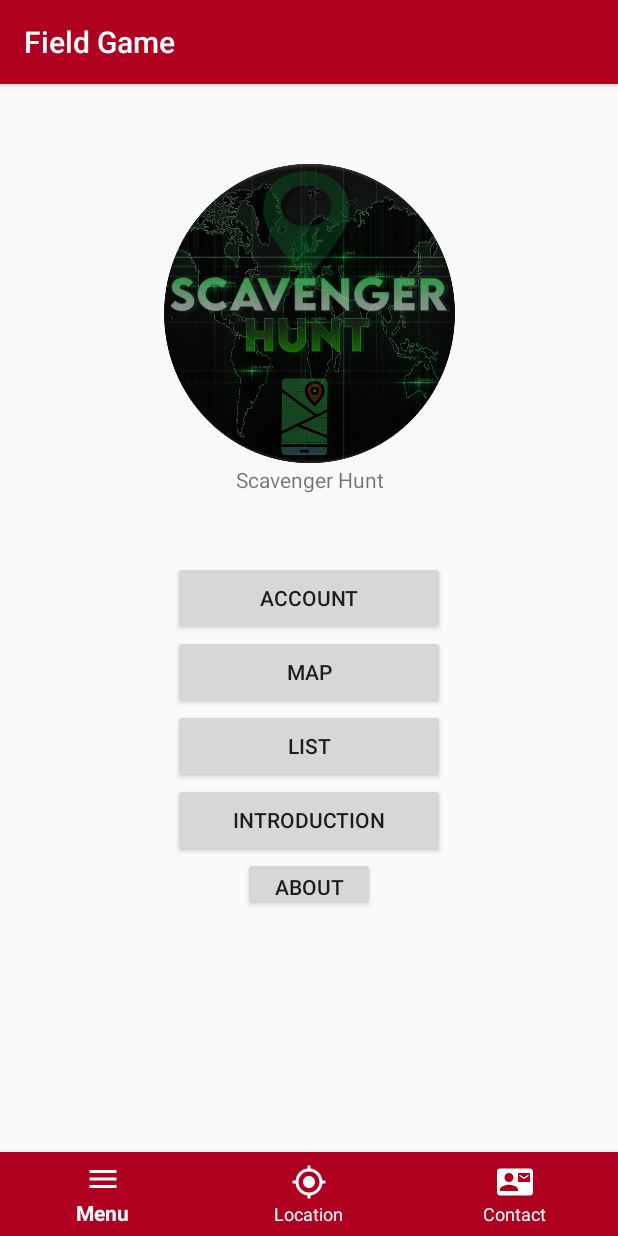
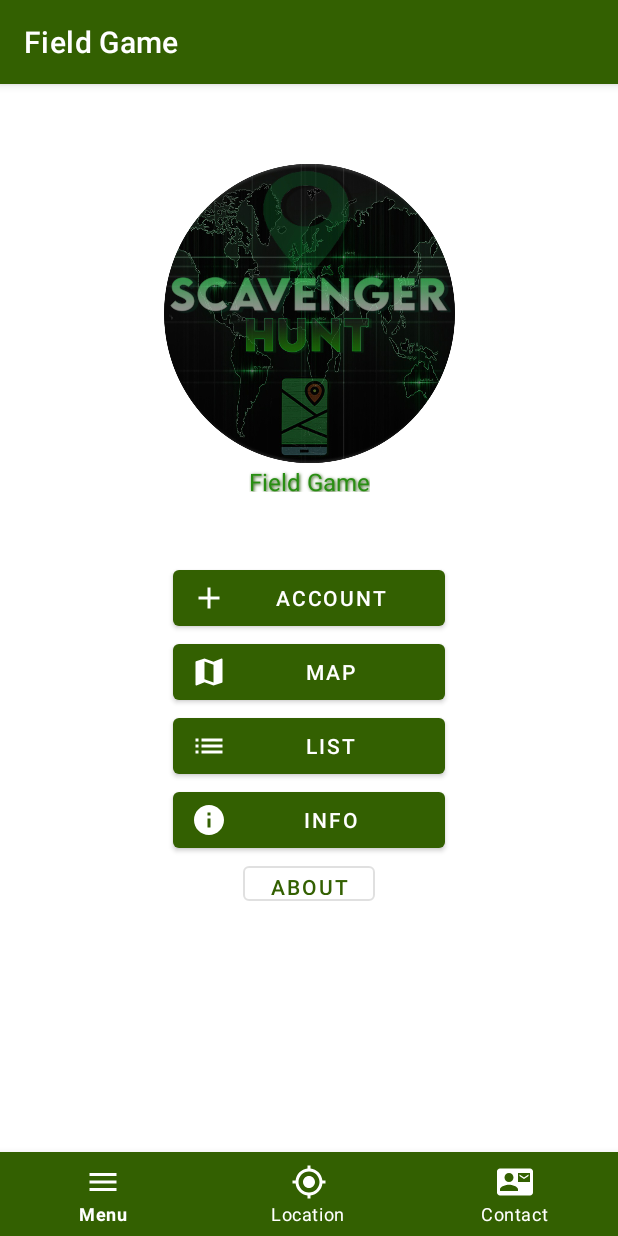
Before and after one commit to ZacShaw/Mobile_Group_Project, an Android app: the screen it shows after launch (MainActivity), on a phone screen of 412 x 824 dp. Run offline under Robolectric (Android 15) with nearby library versions, the phone set to English and light mode, and no system bars; libraries missing offline, so code that uses them is left out: androidx.constraintlayout.solver.

Commit message:
Updated styles
Updated styles and some changes

```diff
--- a/app/src/main/java/ca/gbc/comp3074/assignment2/MainActivity.java
+++ b/app/src/main/java/ca/gbc/comp3074/assignment2/MainActivity.java
@@ -43,6 +43,10 @@ public class MainActivity extends AppCompatActivity {
 
 
 
+
+
+
+
     public void about(View view) {
         Intent intent = new Intent(this, AboutView.class);
         startActivity(intent);
--- /dev/null
+++ b/app/src/main/res/drawable/ic_add.xml
@@ -0,0 +1,5 @@
+<vector android:height="24dp" android:tint="#F6F6F6"
+    android:viewportHeight="24" android:viewportWidth="24"
+    android:width="24dp" xmlns:android="http://schemas.android.com/apk/res/android">
+    <path android:fillColor="@android:color/white" android:pathData="M19,13h-6v6h-2v-6H5v-2h6V5h2v6h6v2z"/>
+</vector>
--- /dev/null
+++ b/app/src/main/res/drawable/ic_info.xml
@@ -0,0 +1,5 @@
+<vector android:height="24dp" android:tint="#F6F6F6"
+    android:viewportHeight="24" android:viewportWidth="24"
+    android:width="24dp" xmlns:android="http://schemas.android.com/apk/res/android">
+    <path android:fillColor="@android:color/white" android:pathData="M12,2C6.48,2 2,6.48 2,12s4.48,10 10,10 10,-4.48 10,-10S17.52,2 12,2zM13,17h-2v-6h2v6zM13,9h-2L11,7h2v2z"/>
+</vector>
--- /dev/null
+++ b/app/src/main/res/drawable/ic_list.xml
@@ -0,0 +1,5 @@
+<vector android:height="24dp" android:tint="#F6F6F6"
+    android:viewportHeight="24" android:viewportWidth="24"
+    android:width="24dp" xmlns:android="http://schemas.android.com/apk/res/android">
+    <path android:fillColor="@android:color/white" android:pathData="M3,13h2v-2L3,11v2zM3,17h2v-2L3,15v2zM3,9h2L5,7L3,7v2zM7,13h14v-2L7,11v2zM7,17h14v-2L7,15v2zM7,7v2h14L21,7L7,7z"/>
+</vector>
--- /dev/null
+++ b/app/src/main/res/drawable/ic_map.xml
@@ -0,0 +1,5 @@
+<vector android:height="24dp" android:tint="#F6F6F6"
+    android:viewportHeight="24" android:viewportWidth="24"
+    android:width="24dp" xmlns:android="http://schemas.android.com/apk/res/android">
+    <path android:fillColor="@android:color/white" android:pathData="M20.5,3l-0.16,0.03L15,5.1 9,3 3.36,4.9c-0.21,0.07 -0.36,0.25 -0.36,0.48V20.5c0,0.28 0.22,0.5 0.5,0.5l0.16,-0.03L9,18.9l6,2.1 5.64,-1.9c0.21,-0.07 0.36,-0.25 0.36,-0.48V3.5c0,-0.28 -0.22,-0.5 -0.5,-0.5zM15,19l-6,-2.11V5l6,2.11V19z"/>
+</vector>
--- a/app/src/main/res/layout/activity_main.xml
+++ b/app/src/main/res/layout/activity_main.xml
@@ -13,11 +13,13 @@
         android:layout_marginStart="115dp"
         android:layout_marginEnd="115dp"
         android:onClick="introduction"
-        android:text="introduction"
+        android:text="info"
         app:layout_constraintEnd_toEndOf="parent"
         app:layout_constraintHorizontal_bias="0.0"
         app:layout_constraintStart_toStartOf="parent"
-        app:layout_constraintTop_toBottomOf="@+id/btnList" />
+        app:layout_constraintTop_toBottomOf="@+id/btnList"
+        app:icon="@drawable/ic_info"
+        style="@style/Widget.MaterialComponents.Button.Icon"/>
 
 
     <Button
@@ -30,7 +32,9 @@
         android:text="List"
         app:layout_constraintEnd_toEndOf="parent"
         app:layout_constraintStart_toStartOf="parent"
-        app:layout_constraintTop_toBottomOf="@+id/btnMap" />
+        app:layout_constraintTop_toBottomOf="@+id/btnMap"
+        app:icon="@drawable/ic_list"
+        style="@style/Widget.MaterialComponents.Button.Icon"/>
 
     <Button
         android:id="@+id/btnMap"
@@ -42,7 +46,9 @@
         android:text="Map"
         app:layout_constraintEnd_toEndOf="parent"
         app:layout_constraintStart_toStartOf="parent"
-        app:layout_constraintTop_toBottomOf="@+id/btnAccount" />
+        app:layout_constraintTop_toBottomOf="@+id/btnAccount"
+        app:icon="@drawable/ic_map"
+        style="@style/Widget.MaterialComponents.Button.Icon"/>
 
     <Button
         android:id="@+id/btnAccount"
@@ -55,7 +61,10 @@
         android:text="Account"
         app:layout_constraintEnd_toEndOf="parent"
         app:layout_constraintStart_toStartOf="parent"
-        app:layout_constraintTop_toBottomOf="@+id/imageView" />
+        app:layout_constraintTop_toBottomOf="@+id/imageView"
+        app:icon="@drawable/ic_add"
+        style="@style/Widget.MaterialComponents.Button.Icon"
+        />
 
     <ImageView
         android:id="@+id/imageView"
@@ -77,7 +86,8 @@
         android:text="About"
         app:layout_constraintEnd_toEndOf="parent"
         app:layout_constraintStart_toStartOf="parent"
-        app:layout_constraintTop_toBottomOf="@+id/btnInt" />
+        app:layout_constraintTop_toBottomOf="@+id/btnInt"
+        style="?attr/materialButtonOutlinedStyle"/>
 
     <TextView
         android:id="@+id/txtAboutTitle"
@@ -86,10 +96,16 @@
         android:layout_marginStart="177dp"
         android:layout_marginEnd="177dp"
         android:gravity="center"
-        android:text="Scavenger Hunt"
+        android:text="Field Game"
+        android:textColor="#288E12"
+        android:textSize="16sp"
         app:layout_constraintEnd_toEndOf="parent"
         app:layout_constraintStart_toStartOf="parent"
-        app:layout_constraintTop_toBottomOf="@+id/imageView" />
+        app:layout_constraintTop_toBottomOf="@+id/imageView"
+        android:shadowColor="#215505"
+        android:shadowDx="1"
+        android:shadowDy="1"
+        android:shadowRadius="2"/>
 
     <RelativeLayout
         android:layout_width="match_parent"
@@ -100,7 +116,7 @@
             android:layout_width="match_parent"
             android:layout_height="wrap_content"
             android:layout_alignParentBottom="true"
-            app:itemBackground="@color/design_default_color_error"
+            app:itemBackground="@color/darGreenn"
             app:itemIconTint="@android:color/white"
             app:itemTextColor="@android:color/white"
             app:menu="@menu/nav_menu" />
--- a/app/src/main/res/values/colors.xml
+++ b/app/src/main/res/values/colors.xml
@@ -5,5 +5,6 @@
     <color name="colorAccent">#458295</color>
     <color name="colorBorder">#000000</color>
     <color name="colorBackground">#ffffff</color>
+    <color name="darGreenn">#336001</color>
 
 </resources>
--- a/app/src/main/res/values/styles.xml
+++ b/app/src/main/res/values/styles.xml
@@ -1,9 +1,9 @@
 <resources>
     <!-- Base application theme. -->
-    <style name="AppTheme" parent="Theme.AppCompat.Light.DarkActionBar">
+    <style name="AppTheme" parent="Theme.MaterialComponents.Light.DarkActionBar">
         <!-- Customize your theme here. -->
-        <item name="colorPrimary">#B00020</item>
-        <item name="colorPrimaryDark">@color/colorBorder</item>
+        <item name="colorPrimary">#336001</item>
+        <item name="colorPrimaryDark">#050505</item>
         <item name="colorAccent">@color/colorAccent</item>
     </style>
 
```
Also changed, not shown: app/src/main/res/layout/activity_introduction_game.xml (+25 -9 lines).
